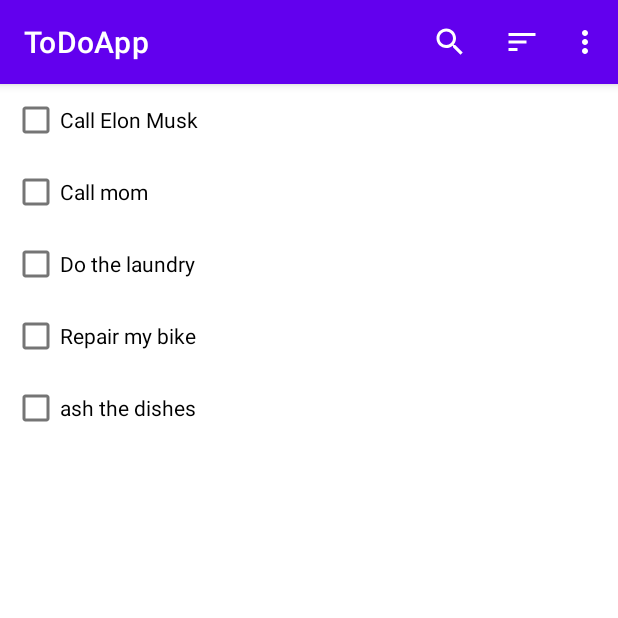
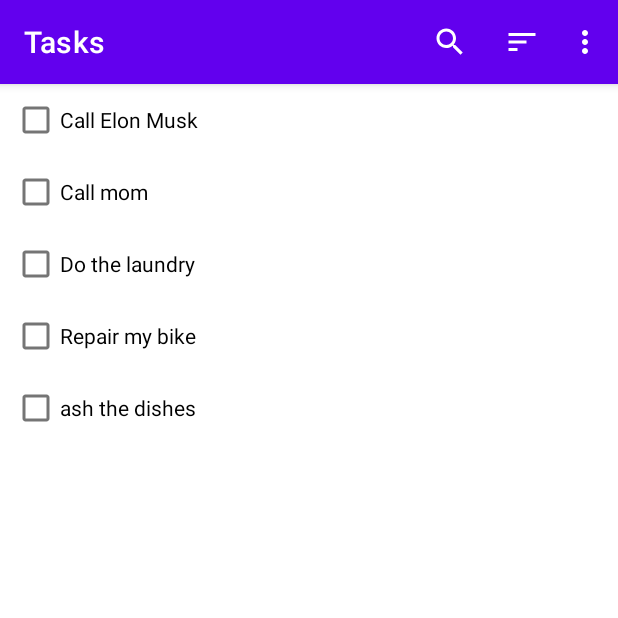
Before and after one commit to Anuj-Rai12/ToDoApp, an Android app: the screen it shows after launch (MainActivity), in the options menu, after a tap on "Hide Complete Data", on a phone screen of 412 x 824 dp, the top half of it. Run offline under Robolectric (Android 15) with nearby library versions, the phone set to English and light mode, and no system bars; our stand-ins replace Dagger/Hilt's generated code, Room's generated code, navigation-ui.

Commit message:
Actioned Task Edit Fragment form Display Or Add Data status:Successfully

```diff
--- a/app/src/main/java/com/example/todoapp/MainActivity.kt
+++ b/app/src/main/java/com/example/todoapp/MainActivity.kt
@@ -3,25 +3,38 @@ package com.example.todoapp
 import android.os.Bundle
 import androidx.appcompat.app.AppCompatActivity
 import androidx.navigation.NavController
+import androidx.navigation.fragment.NavHostFragment
+import androidx.navigation.fragment.findNavController
 import androidx.navigation.ui.AppBarConfiguration
+import androidx.navigation.ui.setupActionBarWithNavController
 import dagger.hilt.android.AndroidEntryPoint
 
 @AndroidEntryPoint
 class MainActivity : AppCompatActivity() {
 
-    /*private lateinit var navController: NavController
+    private lateinit var navController: NavController
+
+    /*
     private lateinit var appBarConfiguration: AppBarConfiguration*/
     override fun onCreate(savedInstanceState: Bundle?) {
         super.onCreate(savedInstanceState)
         setContentView(R.layout.activity_main)
-      /*  navController = findNavController(R.id.fragment)
-        appBarConfiguration =
-            AppBarConfiguration(setOf(R.id.taskFragment, R.id.taskEditAddFragment))
-        setupActionBarWithNavController(navController, appBarConfiguration)*/
+        /*  navController = findNavController(R.id.fragment)
+          appBarConfiguration =
+              AppBarConfiguration(setOf(R.id.taskFragment, R.id.taskEditAddFragment))
+          setupActionBarWithNavController(navController, appBarConfiguration)*/
+        val navHostFragment =
+            supportFragmentManager.findFragmentById(R.id.fragment) as NavHostFragment
+        navController = navHostFragment.findNavController()
+
+        setupActionBarWithNavController(navController)
     }
 
     /*override fun onSupportNavigateUp(): Boolean {
         val navController=findNavController(R.id.fragment)
         return navController.navigateUp()||super.onSupportNavigateUp()
     }*/
+    override fun onSupportNavigateUp(): Boolean {
+        return navController.navigateUp() || super.onSupportNavigateUp()
+    }
 }
--- a/app/src/main/java/com/example/todoapp/ui/tasks/TaskEditAddFragment.kt
+++ b/app/src/main/java/com/example/todoapp/ui/tasks/TaskEditAddFragment.kt
@@ -1,12 +1,41 @@
 package com.example.todoapp.ui.tasks
 
+import android.annotation.SuppressLint
 import android.os.Bundle
 import android.view.View
 import androidx.fragment.app.Fragment
+import androidx.fragment.app.activityViewModels
 import com.example.todoapp.R
+import com.example.todoapp.databinding.FragmentAddEditTaskBinding
+import dagger.hilt.android.AndroidEntryPoint
 
-class TaskEditAddFragment :Fragment(R.layout.fragment_add_edit_task){
+@AndroidEntryPoint
+class TaskEditAddFragment : Fragment(R.layout.fragment_add_edit_task) {
+    private val viewModel: TaskViewModel by activityViewModels()
+    private lateinit var binding: FragmentAddEditTaskBinding
     override fun onViewCreated(view: View, savedInstanceState: Bundle?) {
         super.onViewCreated(view, savedInstanceState)
+        binding = FragmentAddEditTaskBinding.bind(view)
+        displayValues()
     }
+
+    @SuppressLint("SetTextI18n")
+    private fun displayValues(): Boolean {
+        viewModel.getRes?.let {
+            viewModel.getLiveDataNow.observe(viewLifecycleOwner) { task ->
+                binding.apply {
+                    addEditTask.setText(task.name)
+                    checkImp.isChecked = task.important
+                    checkImp.jumpDrawablesToCurrentState()
+                    taskDate.apply {
+                        visibility = View.VISIBLE
+                        text = "Created :${task.createdCurrentTimeData}"
+                    }
+                }
+            }
+            return true
+        }
+        return false
+    }
+
 }
--- a/app/src/main/java/com/example/todoapp/ui/tasks/TaskFragment.kt
+++ b/app/src/main/java/com/example/todoapp/ui/tasks/TaskFragment.kt
@@ -10,7 +10,7 @@ import android.view.MenuItem
 import android.view.View
 import androidx.appcompat.widget.SearchView
 import androidx.fragment.app.Fragment
-import androidx.fragment.app.viewModels
+import androidx.fragment.app.activityViewModels
 import androidx.lifecycle.lifecycleScope
 import androidx.navigation.fragment.findNavController
 import androidx.recyclerview.widget.ItemTouchHelper
@@ -30,7 +30,7 @@ import kotlinx.coroutines.launch
 
 @AndroidEntryPoint
 class TaskFragment : Fragment(R.layout.fragment_task) {
-    private val viewModel: TaskViewModel by viewModels()
+    private val viewModel: TaskViewModel by activityViewModels()
     private lateinit var binding: FragmentTaskBinding
     private lateinit var taskAdapter: TaskAdapter
 
@@ -41,6 +41,15 @@ class TaskFragment : Fragment(R.layout.fragment_task) {
         binding = FragmentTaskBinding.bind(view)
         createRecyclerview()
         setHasOptionsMenu(true)
+        binding.fabAddTask.setOnClickListener {
+            viewModel.initial()
+            goToAddFragment()
+        }
+    }
+
+    private fun goToAddFragment() {
+        val action = TaskFragmentDirections.actionTaskFragmentToTaskEditAddFragment("New Tasks")
+        findNavController().navigate(action)
     }
 
     override fun onCreateOptionsMenu(menu: Menu, inflater: MenuInflater) {
@@ -121,7 +130,7 @@ class TaskFragment : Fragment(R.layout.fragment_task) {
                 when (event) {
                     is TaskViewModel.TaskEvent.ShowTasksMessage -> {
                         Snackbar.make(requireView(), "Deleted The Task", Snackbar.LENGTH_LONG)
-                            .setAction("UNDO"){
+                            .setAction("UNDO") {
                                 viewModel.addNewTasks(event.tasks)
                             }.show()
                     }
@@ -136,14 +145,15 @@ class TaskFragment : Fragment(R.layout.fragment_task) {
                 checkBoxClicked(tasks, click)
             }
             false -> {
-                itemClicked(tasks)
+                itemClicked(tasks, option)
             }
         }
     }
 
-    private fun itemClicked(tasks: Tasks) {
-        viewModel.itemClicked(tasks)
-        findNavController().navigate(R.id.action_taskFragment_to_taskEditAddFragment)
+    private fun itemClicked(tasks: Tasks, option: Boolean) {
+        viewModel.itemClicked(tasks, option)
+        val action = TaskFragmentDirections.actionTaskFragmentToTaskEditAddFragment("Edit Tasks")
+        findNavController().navigate(action)
     }
 
     private fun checkBoxClicked(tasks: Tasks, click: Boolean) {
--- a/app/src/main/java/com/example/todoapp/ui/tasks/TaskViewModel.kt
+++ b/app/src/main/java/com/example/todoapp/ui/tasks/TaskViewModel.kt
@@ -1,8 +1,6 @@
 package com.example.todoapp.ui.tasks
 
-import androidx.lifecycle.ViewModel
-import androidx.lifecycle.asLiveData
-import androidx.lifecycle.viewModelScope
+import androidx.lifecycle.*
 import com.example.todoapp.data.ClassPersistence
 import com.example.todoapp.data.SortOrder
 import com.example.todoapp.data.Tasks
@@ -30,6 +28,12 @@ class TaskViewModel @Inject constructor(
     private val taskEventChannel = Channel<TaskEvent>()
     val taskEvent = taskEventChannel.receiveAsFlow()
 
+    private val getLiveData = MutableLiveData<Tasks>()
+    val getLiveDataNow: LiveData<Tasks>
+        get() = getLiveData
+
+    var getRes: Boolean? = null
+
     @ExperimentalCoroutinesApi
     private val getDataS = combine(
         preferencesFlow,
@@ -48,12 +52,17 @@ class TaskViewModel @Inject constructor(
         classPersistence.updateHIDEData(hide)
     }
 
-    fun itemClicked(tasks: Tasks) {
-        //Doing Same Time later
+    fun itemClicked(tasks: Tasks, option: Boolean = true) {
+        getLiveData.value = tasks
+        getRes = option
     }
 
     fun updateCheckBox(tasks: Tasks, click: Boolean) = viewModelScope.launch {
         tasksDao.updateTask(tasks.copy(complete = click))
+    }
+
+    fun initial() {
+        getRes = null
     }
 
     fun deleteTaskData(currPos: Tasks?) = viewModelScope.launch {
@@ -66,6 +75,7 @@ class TaskViewModel @Inject constructor(
     fun addNewTasks(tasks: Tasks) = viewModelScope.launch {
         tasksDao.insetTask(tasks)
     }
+
     @ExperimentalCoroutinesApi
     val getData = getDataS
 
--- a/app/src/main/res/layout/fragment_add_edit_task.xml
+++ b/app/src/main/res/layout/fragment_add_edit_task.xml
@@ -27,9 +27,11 @@
             android:textSize="15sp"
             android:textStyle="bold" />
         <TextView
+            android:id="@+id/taskDate"
             android:layout_width="match_parent"
             android:layout_height="wrap_content"
             tools:text="Date Created:"
+            android:visibility="gone"
             />
     </LinearLayout>
 
--- a/app/src/main/res/navigation/nav_graph.xml
+++ b/app/src/main/res/navigation/nav_graph.xml
@@ -8,17 +8,20 @@
     <fragment
         android:id="@+id/taskEditAddFragment"
         android:name="com.example.todoapp.ui.tasks.TaskEditAddFragment"
-        android:label="fragment_add_edit_task"
-        tools:layout="@layout/fragment_add_edit_task" >
+        android:label="{title}"
+        tools:layout="@layout/fragment_add_edit_task">
         <action
             android:id="@+id/action_taskEditAddFragment_to_taskFragment"
             app:destination="@id/taskFragment" />
+        <argument
+            android:name="title"
+            app:argType="string" />
     </fragment>
     <fragment
         android:id="@+id/taskFragment"
         android:name="com.example.todoapp.ui.tasks.TaskFragment"
-        android:label="fragment_task"
-        tools:layout="@layout/fragment_task" >
+        android:label="Tasks"
+        tools:layout="@layout/fragment_task">
         <action
             android:id="@+id/action_taskFragment_to_taskEditAddFragment"
             app:destination="@id/taskEditAddFragment" />
```
